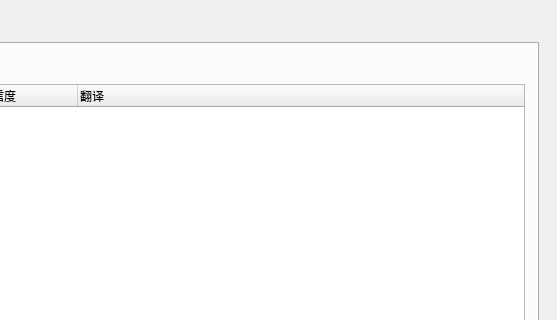
Qt form tools/promptparserwidget.ui (hanbinhsh/SD-LoRA-Manager) before a commit; both pictures show x 543 to 1100 and y 0 to 320 of the 1100 by 893 pixel window.
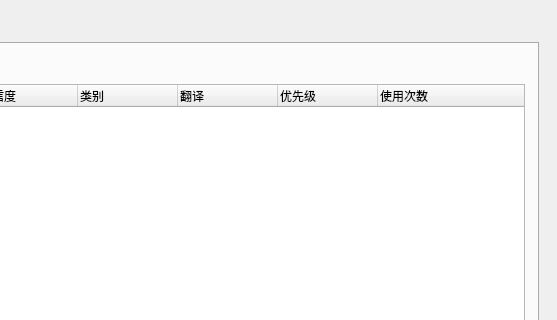
The same form after that commit. The open tabs and pages were chosen to show the change.

The edit to the form file:
```diff
--- a/tools/promptparserwidget.ui
+++ b/tools/promptparserwidget.ui
@@ -905,11 +905,26 @@
                <string>置信度</string>
               </property>
              </column>
+             <column>
+              <property name="text">
+               <string>类别</string>
+              </property>
+             </column>
              <column>
               <property name="text">
                <string>翻译</string>
               </property>
              </column>
+             <column>
+              <property name="text">
+               <string>优先级</string>
+              </property>
+             </column>
+             <column>
+              <property name="text">
+               <string>使用次数</string>
+              </property>
+             </column>
             </widget>
            </item>
           </layout>
```
